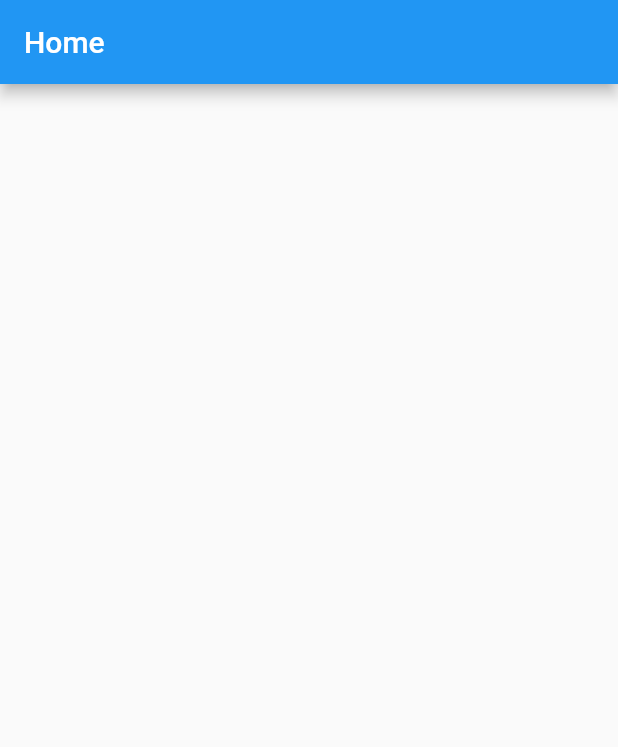
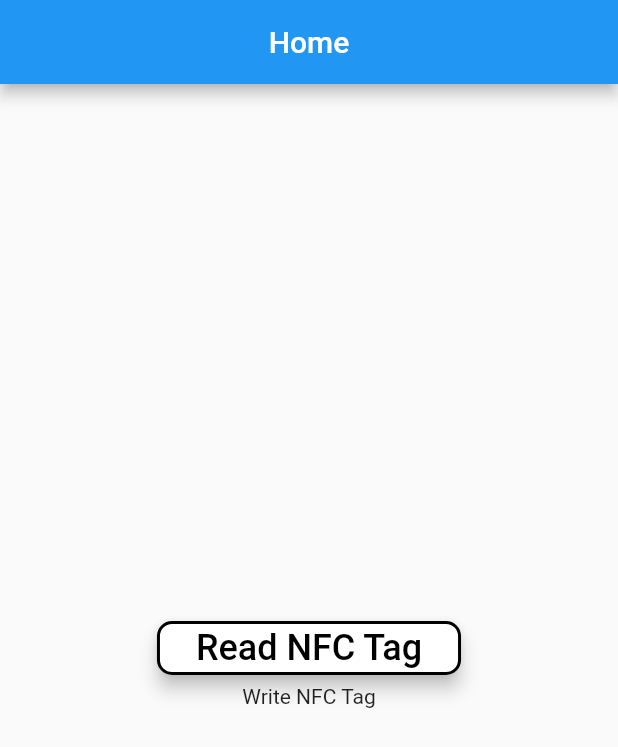
Before and after one commit to starfoxcom/NFC-Flutter, a Flutter app: the screen it shows after launch, on a phone screen of 412 x 824 dp. Shown: the top 747 px of the screen. Run offline on Flutter 3.47's test engine with Material 2 defaults, Android fonts, the phone set to English and light mode, and no system bars; our stand-ins replace auto_route, font_awesome_flutter; missing offline and left inert: nfc_manager.

Commit message:
Add read NFC functionality

```diff
--- a/nfc_flutter/lib/views/home_view.dart
+++ b/nfc_flutter/lib/views/home_view.dart
@@ -1,5 +1,8 @@
 import 'package:flutter/material.dart';
 import 'package:flutter/widgets.dart';
+import 'package:nfc_flutter/Utils/read_nfc_tag.dart';
+import 'package:nfc_flutter/widgets/actionButtonComponent.dart';
+import 'package:nfc_flutter/widgets/alertDialogComponent.dart';
 
 class HomeView extends StatefulWidget {
   const HomeView({Key? key}) : super(key: key);
@@ -13,7 +16,28 @@ class _HomeViewState extends State<HomeView> {
   Widget build(BuildContext context) {
     return Scaffold(
       appBar: AppBar(
+        centerTitle: true,
         title: Text('Home'),
+      ),
+      body: Center(
+        child: Column(
+          mainAxisSize: MainAxisSize.min,
+          children: [
+            ActionButtonComponent(
+                elevation: 5,
+                labelText: 'Read NFC Tag',
+                borderRadius: 10,
+                highlightColor: Colors.grey.shade300,
+                hoverColor: Colors.white,
+                onPressedCallback: () {
+                  readNFC(context);
+                },
+                onLongPressedCallback: () {}),
+            Text(
+              'Write NFC Tag',
+            ),
+          ],
+        ),
       ),
     );
   }
--- /dev/null
+++ b/nfc_flutter/lib/widgets/actionButtonComponent.dart
@@ -0,0 +1,237 @@
+import 'package:flutter/material.dart';
+import 'package:font_awesome_flutter/font_awesome_flutter.dart';
+
+/// Class component for a design action button.
+///
+/// This component class depends of the following package:
+///
+/// * `font_awesome_flutter`
+///
+/// consider adding it to your dependencies on the `pubspec.yaml`
+/// file of the project.
+class ActionButtonComponent extends StatelessWidget {
+  /// The left padding of this component.
+  final double leftPadding;
+
+  /// The top padding of this component.
+  final double topPadding;
+
+  /// The right padding of this component.
+  final double rightPadding;
+
+  /// The bottom padding of this component.
+  final double bottomPadding;
+
+  /// The symmetric vertical padding of this component.
+  ///
+  /// This has priority over the [topPadding] and [bottomPadding] values.
+  final double? verticalPadding;
+
+  /// The symmetric horizontal padding of this component.
+  ///
+  /// This has proprity over the [leftPadding] and [rightPadding] values.
+  final double? horizontalPadding;
+
+  /// The spacing between the [prefixIcon], [labelText] and [suffixIcon] of this component.
+  final double contentSpacing;
+
+  /// The width of this component.
+  final double? width;
+
+  /// The height of this component.
+  final double? height;
+
+  /// The elevation of this component.
+  final double? elevation;
+
+  /// The text to display on this component.
+  final String labelText;
+
+  /// The text color of this component.
+  final Color textColor;
+
+  /// The text [onHover] color of this component.
+  final Color hoverTextColor;
+
+  /// The background color of this component.
+  final Color backgroundColor;
+
+  /// The highlight [onHover] color of this component.
+  final Color hoverColor;
+
+  /// The highlight [onPressed] color of this component. This also establishes
+  /// the [borderColor] for the [onPressed] state.
+  final Color highlightColor;
+
+  /// The border color of this component.
+  final Color borderColor;
+
+  /// The border radius (circular) of this component.
+  final double borderRadius;
+
+  /// The border radius (circular) [onPressed] of this component. If null, the
+  /// normal [borderRadius] is used instead.
+  final double? pressedBorderRadius;
+
+  /// The border width of this component.
+  final double borderWidth;
+
+  /// The border width [onPressed] of this component. If null, the normal
+  /// [borderWidth] is used instead.
+  final double? pressedBorderWidth;
+
+  /// Sets the prefix icon visible of this component.
+  final bool isPrefixIconVisible;
+
+  /// Sets the suffix icon visible of this component.
+  final bool isSuffixIconVisible;
+
+  /// The prefix icon of this component.
+  final IconData prefixIcon;
+
+  /// The suffix icon of this component.
+  final IconData suffixIcon;
+
+  /// The icons size of this component.
+  final double iconSize;
+
+  /// The font size of this component.
+  final double fontSize;
+
+  /// The [onPressed] callback function of this component.
+  final void Function() onPressedCallback;
+
+  /// The [onLongPressed] callback function of this component.
+  final void Function() onLongPressedCallback;
+
+  const ActionButtonComponent({
+    Key? key,
+    this.leftPadding = 0,
+    this.topPadding = 0,
+    this.rightPadding = 0,
+    this.bottomPadding = 0,
+    this.verticalPadding,
+    this.horizontalPadding,
+    this.contentSpacing = 10,
+    this.width,
+    this.height,
+    this.elevation = 0,
+    this.labelText = "Label text",
+    this.textColor = Colors.black,
+    this.hoverTextColor = Colors.white,
+    this.backgroundColor = Colors.white,
+    this.highlightColor = Colors.grey,
+    this.hoverColor = Colors.black,
+    this.borderColor = Colors.black,
+    this.borderRadius = 0,
+    this.borderWidth = 2,
+    this.pressedBorderRadius,
+    this.pressedBorderWidth,
+    this.isPrefixIconVisible = false,
+    this.isSuffixIconVisible = false,
+    this.prefixIcon = FontAwesomeIcons.icons,
+    this.suffixIcon = FontAwesomeIcons.icons,
+    this.fontSize = 24,
+    this.iconSize = 24,
+    required this.onPressedCallback,
+    required this.onLongPressedCallback,
+  }) : super(key: key);
+
+  @override
+  Widget build(BuildContext context) {
+    return Padding(
+      padding: EdgeInsets.only(
+        left: horizontalPadding ?? leftPadding,
+        top: verticalPadding ?? topPadding,
+        right: horizontalPadding ?? rightPadding,
+        bottom: verticalPadding ?? bottomPadding,
+      ),
+      child: SizedBox(
+        width: width,
+        height: height,
+        child: ElevatedButton(
+          style: ButtonStyle(
+            foregroundColor: MaterialStateProperty.resolveWith(
+              (states) {
+                return states.contains(MaterialState.hovered)
+                    ? hoverTextColor
+                    : textColor;
+              },
+            ),
+            backgroundColor: MaterialStateProperty.resolveWith((states) =>
+                states.contains(MaterialState.pressed)
+                    ? hoverColor
+                    : backgroundColor),
+            overlayColor: MaterialStateProperty.resolveWith(
+              (states) {
+                return states.contains(MaterialState.pressed)
+                    ? highlightColor
+                    : hoverColor;
+              },
+            ),
+            elevation: MaterialStateProperty.all(elevation),
+            shape: MaterialStateProperty.resolveWith(
+              (states) {
+                return states.contains(MaterialState.pressed)
+                    ? RoundedRectangleBorder(
+                        borderRadius: BorderRadius.circular(
+                          pressedBorderRadius ?? borderRadius,
+                        ),
+                        side: BorderSide(
+                          width: pressedBorderWidth ?? borderWidth,
+                          color: highlightColor,
+                        ),
+                      )
+                    : RoundedRectangleBorder(
+                        borderRadius: BorderRadius.circular(
+                          borderRadius,
+                        ),
+                        side: BorderSide(
+                          width: borderWidth,
+                          color: borderColor,
+                        ),
+                      );
+              },
+            ),
+          ),
+          onPressed: () {
+            onPressedCallback();
+          },
+          onLongPress: () {
+            onLongPressedCallback();
+          },
+          child: Wrap(
+            crossAxisAlignment: WrapCrossAlignment.center,
+            spacing: contentSpacing,
+            children: [
+              (isPrefixIconVisible)
+                  ? Icon(
+                      prefixIcon,
+                      size: iconSize,
+                    )
+                  : Container(
+                      width: 0,
+                      height: 0,
+                    ),
+              Text(
+                labelText,
+                style: TextStyle(
+                  fontSize: fontSize,
+                ),
+              ),
+              (isSuffixIconVisible)
+                  ? Icon(
+                      suffixIcon,
+                      size: iconSize,
+                    )
+                  : Container(
+                      width: 0,
+                      height: 0,
+                    ),
+            ],
+          ),
+        ),
+      ),
+    );
+  }
+}
--- a/nfc_flutter/pubspec.yaml
+++ b/nfc_flutter/pubspec.yaml
@@ -25,6 +25,7 @@ dependencies:
   cupertino_icons: ^1.0.2
   flutter:
     sdk: flutter
+  font_awesome_flutter: ^9.1.0
   nfc_manager: ^3.1.0
 
 dev_dependencies:
```
Also changed, not shown: nfc_flutter/lib/Utils/read_nfc_tag.dart (added, +89 -0 lines), nfc_flutter/lib/widgets/alertDialogComponent.dart (added, +304 -0 lines), nfc_flutter/pubspec.lock.
